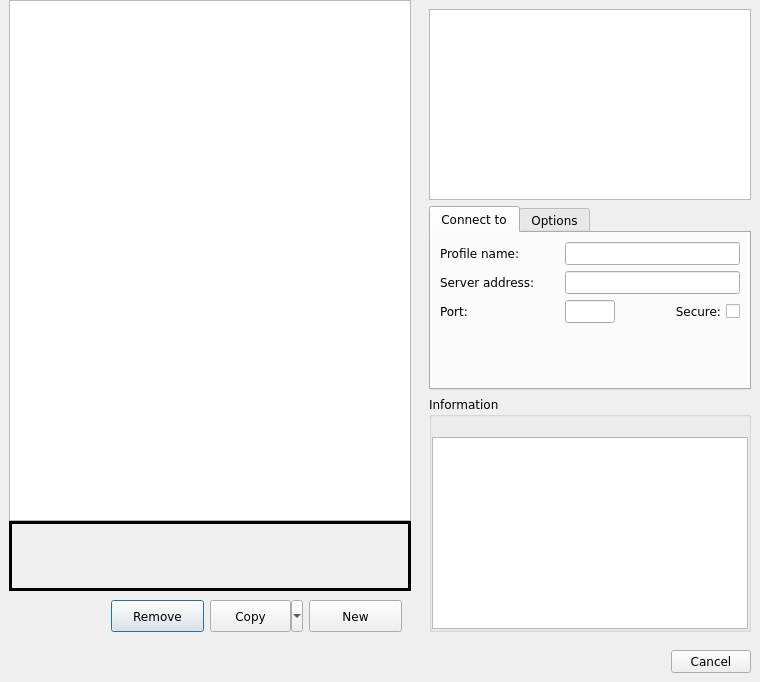
This is src/ui/connection_profiles.ui in Mudlet/Mudlet as Qt 5 draws it before an edit. The edited form follows.
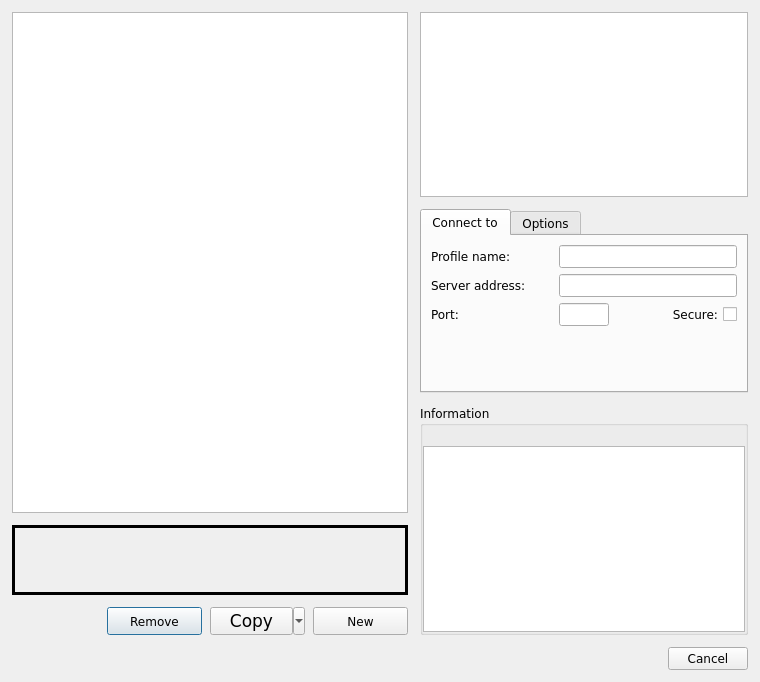
This is the edited form. Icons and pictures are not drawn. Custom widgets are drawn as their Qt base class.

Commit message: Make spacing between widgets in the connection dialog more consistent

What changed in the file:
```diff
--- a/src/ui/connection_profiles.ui
+++ b/src/ui/connection_profiles.ui
@@ -26,19 +26,19 @@
   </property>
   <layout class="QVBoxLayout" name="verticalLayout_2">
    <property name="spacing">
-    <number>0</number>
+    <number>12</number>
    </property>
    <property name="leftMargin">
-    <number>0</number>
+    <number>12</number>
    </property>
    <property name="topMargin">
-    <number>0</number>
+    <number>12</number>
    </property>
    <property name="rightMargin">
-    <number>0</number>
+    <number>12</number>
    </property>
    <property name="bottomMargin">
-    <number>0</number>
+    <number>12</number>
    </property>
    <item>
     <widget class="QWidget" name="widget_top" native="true">
@@ -56,7 +56,7 @@
      </property>
      <layout class="QHBoxLayout" name="horizontalLayout">
       <property name="spacing">
-       <number>0</number>
+       <number>12</number>
       </property>
       <property name="leftMargin">
        <number>0</number>
@@ -86,11 +86,17 @@
         </property>
         <layout class="QVBoxLayout" name="verticalLayout_3">
          <property name="spacing">
+          <number>12</number>
+         </property>
+         <property name="leftMargin">
           <number>0</number>
          </property>
          <property name="topMargin">
           <number>0</number>
          </property>
+         <property name="rightMargin">
+          <number>0</number>
+         </property>
          <property name="bottomMargin">
           <number>0</number>
          </property>
@@ -326,7 +332,7 @@
            <property name="minimumSize">
             <size>
              <width>0</width>
-             <height>50</height>
+             <height>25</height>
             </size>
            </property>
            <property name="maximumSize">
@@ -336,6 +342,21 @@
             </size>
            </property>
            <layout class="QHBoxLayout" name="horizontalLayout_5">
+            <property name="spacing">
+             <number>8</number>
+            </property>
+            <property name="leftMargin">
+             <number>0</number>
+            </property>
+            <property name="topMargin">
+             <number>0</number>
+            </property>
+            <property name="rightMargin">
+             <number>0</number>
+            </property>
+            <property name="bottomMargin">
+             <number>0</number>
+            </property>
             <item>
              <spacer name="horizontalSpacer_4">
               <property name="orientation">
@@ -382,6 +403,11 @@
                 <height>25</height>
                </size>
               </property>
+              <property name="font">
+               <font>
+                <pointsize>13</pointsize>
+               </font>
+              </property>
               <property name="text">
                <string>Copy</string>
               </property>
@@ -428,7 +454,7 @@
         </property>
         <property name="minimumSize">
          <size>
-          <width>340</width>
+          <width>328</width>
           <height>0</height>
          </size>
         </property>
@@ -439,6 +465,21 @@
          </size>
         </property>
         <layout class="QVBoxLayout" name="verticalLayout">
+         <property name="spacing">
+          <number>12</number>
+         </property>
+         <property name="leftMargin">
+          <number>0</number>
+         </property>
+         <property name="topMargin">
+          <number>0</number>
+         </property>
+         <property name="rightMargin">
+          <number>0</number>
+         </property>
+         <property name="bottomMargin">
+          <number>0</number>
+         </property>
          <item>
           <widget class="QTextBrowser" name="welcome_message">
            <property name="enabled">
@@ -860,6 +901,21 @@
    <item>
     <widget class="QWidget" name="widget_bottom" native="true">
      <layout class="QHBoxLayout" name="horizontalLayout_3">
+      <property name="spacing">
+       <number>12</number>
+      </property>
+      <property name="leftMargin">
+       <number>0</number>
+      </property>
+      <property name="topMargin">
+       <number>0</number>
+      </property>
+      <property name="rightMargin">
+       <number>0</number>
+      </property>
+      <property name="bottomMargin">
+       <number>0</number>
+      </property>
       <item>
        <spacer name="horizontalSpacer">
         <property name="orientation">
```
